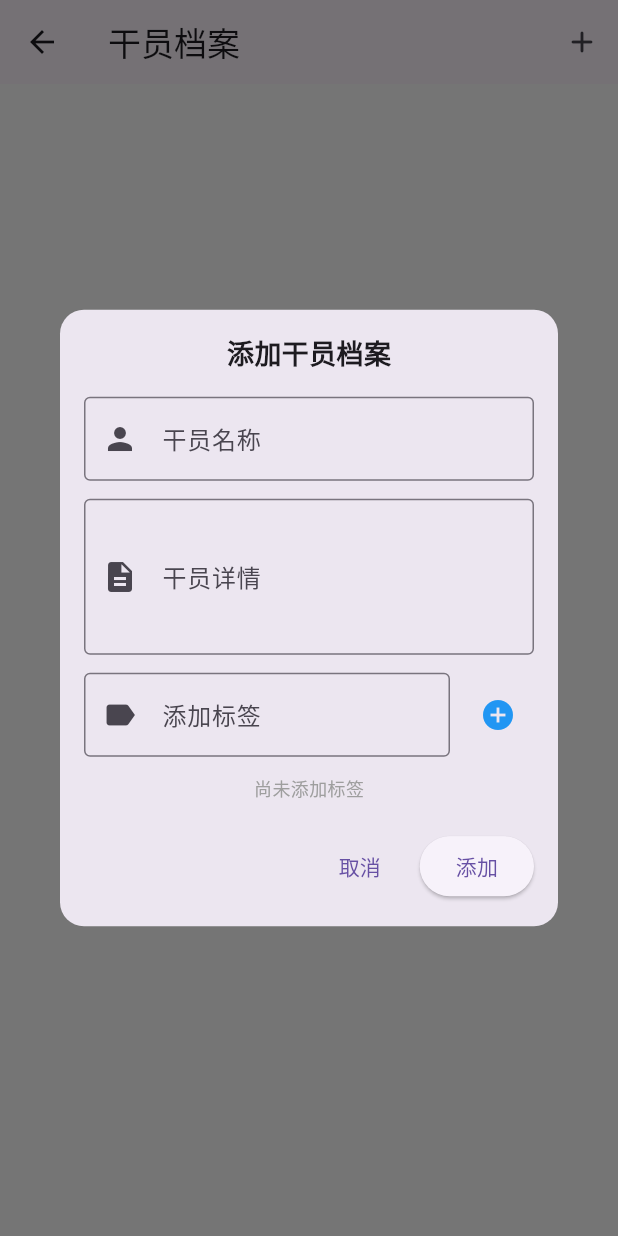
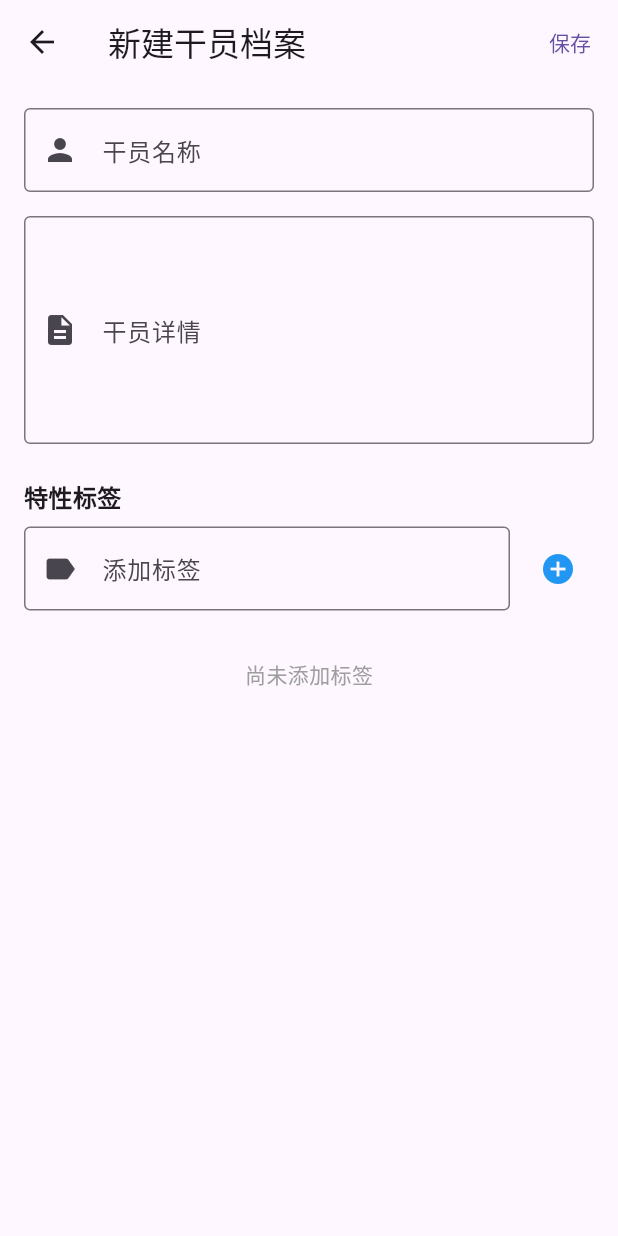
Before and after one commit to opika06/todoagent, a Flutter app: the StaffPage screen opened by its route, after a tap on the "add" icon, on a phone screen of 412 x 824 dp. Run offline on Flutter 3.47's test engine with Material 3 defaults, Android fonts, the phone set to English and light mode, and no system bars; our stand-ins replace get, image_picker, like_button.

Commit message:
add --> 干员档案新建/编辑页面

```diff
--- a/lib/pages/agent/staff/dialog_add_staff.dart
+++ /dev/null
@@ -1,159 +0,0 @@
-import 'package:flutter/material.dart';
-import 'package:get/get.dart';
-import 'staff_service.dart';
-
-class DialogAddStaff {
-  static void show() {
-    final nameController = TextEditingController();
-    final detailController = TextEditingController();
-    final tagController = TextEditingController();
-    final RxList<String> tags = <String>[].obs;
-    final formKey = GlobalKey<FormState>();
-
-    Get.dialog(
-      Dialog(
-        shape: RoundedRectangleBorder(borderRadius: BorderRadius.circular(16)),
-        child: Padding(
-          padding: const EdgeInsets.all(16.0),
-          child: Form(
-            key: formKey,
-            child: SingleChildScrollView(
-              child: Column(
-                mainAxisSize: MainAxisSize.min,
-                crossAxisAlignment: CrossAxisAlignment.start,
-                children: [
-                  // 标题
-                  const Center(
-                    child: Text(
-                      '添加干员档案',
-                      style: TextStyle(
-                        fontSize: 18,
-                        fontWeight: FontWeight.bold,
-                      ),
-                    ),
-                  ),
-                  const SizedBox(height: 16),
-
-                  // 干员名称
-                  TextFormField(
-                    controller: nameController,
-                    decoration: const InputDecoration(
-                      labelText: '干员名称',
-                      border: OutlineInputBorder(),
-                      prefixIcon: Icon(Icons.person),
-                    ),
-                    validator: (value) {
-                      if (value == null || value.isEmpty) {
-                        return '请输入干员名称';
-                      }
-                      return null;
-                    },
-                  ),
-                  const SizedBox(height: 12),
-
-                  // 干员详情
-                  TextFormField(
-                    controller: detailController,
-                    decoration: const InputDecoration(
-                      labelText: '干员详情',
-                      border: OutlineInputBorder(),
-                      prefixIcon: Icon(Icons.description),
-                    ),
-                    maxLines: 3,
-                    validator: (value) {
-                      if (value == null || value.isEmpty) {
-                        return '请输入干员详情';
-                      }
-                      return null;
-                    },
-                  ),
-                  const SizedBox(height: 12),
-
-                  // 标签添加区域
-                  Row(
-                    children: [
-                      Expanded(
-                        child: TextFormField(
-                          controller: tagController,
-                          decoration: const InputDecoration(
-                            labelText: '添加标签',
-                            border: OutlineInputBorder(),
-                            prefixIcon: Icon(Icons.label),
-                          ),
-                        ),
-                      ),
-                      const SizedBox(width: 8),
-                      IconButton(
-                        onPressed: () {
-                          final tag = tagController.text.trim();
-                          if (tag.isNotEmpty && !tags.contains(tag)) {
-                            tags.add(tag);
-                            tagController.clear();
-                          }
-                        },
-                        icon: const Icon(Icons.add_circle),
-                        color: Colors.blue,
-                      ),
-                    ],
-                  ),
-
-                  // 显示已添加的标签
-                  const SizedBox(height: 12),
-                  Obx(() {
-                    if (tags.isEmpty) {
-                      return const Center(
-                        child: Text(
-                          '尚未添加标签',
-                          style: TextStyle(color: Colors.grey, fontSize: 12),
-                        ),
-                      );
-                    } else {
-                      return Wrap(
-                        spacing: 8,
-                        runSpacing: 8,
-                        children: tags.map((tag) {
-                          return Chip(
-                            label: Text(tag),
-                            deleteIcon: const Icon(Icons.close, size: 16),
-                            onDeleted: () => tags.remove(tag),
-                          );
-                        }).toList(),
-                      );
-                    }
-                  }),
-
-                  // 按钮区域
-                  const SizedBox(height: 20),
-                  Row(
-                    mainAxisAlignment: MainAxisAlignment.end,
-                    children: [
-                      TextButton(
-                        onPressed: () => Get.back(),
-                        child: const Text('取消'),
-                      ),
-                      const SizedBox(width: 8),
-                      ElevatedButton(
-                        onPressed: () {
-                          if (formKey.currentState!.validate()) {
-                            final StaffService staffService = Get.find<StaffService>();
-                            staffService.addStaff(
-                              nameController.text.trim(),
-                              detailController.text.trim(),
-                              tags.toList(),
-                            );
-                            Get.back();
-                          }
-                        },
-                        child: const Text('添加'),
-                      ),
-                    ],
-                  ),
-                ],
-              ),
-            ),
-          ),
-        ),
-      ),
-    );
-  }
-}
--- /dev/null
+++ b/lib/pages/agent/staff/edit_staff_page.dart
@@ -0,0 +1,216 @@
+import 'package:flutter/material.dart';
+import 'package:get/get.dart';
+import 'staff_service.dart';
+import '../../../models/staff_model.dart';
+import '../../../widgets/dialog_confirm.dart';
+
+class EditStaffPage extends StatelessWidget {
+  final Staff? staff;
+  final bool isEditing;
+
+  EditStaffPage({super.key, this.staff}) : isEditing = staff != null;
+
+  late final nameController = TextEditingController(text: staff?.name ?? '');
+  late final detailController = TextEditingController(text: staff?.detail ?? '');
+  final tagController = TextEditingController();
+  late final RxList<String> tags = RxList<String>(staff?.tags.toList() ?? []);
+  final formKey = GlobalKey<FormState>();
+
+  @override
+  Widget build(BuildContext context) {
+    return Scaffold(
+      appBar: AppBar(
+        title: Text(isEditing ? '编辑干员档案' : '新建干员档案'),
+        actions: [
+          TextButton(
+            onPressed: () {
+              if (formKey.currentState!.validate()) {
+                final StaffService staffService = Get.find<StaffService>();
+
+                if (isEditing && staff != null) {
+                  // 更新现有干员
+                  staffService.updateStaff(
+                    staff!.id,
+                    nameController.text.trim(),
+                    detailController.text.trim(),
+                    tags.toList(),
+                  );
+                } else {
+                  // 添加新干员
+                  staffService.addStaff(
+                    nameController.text.trim(),
+                    detailController.text.trim(),
+                    tags.toList(),
+                  );
+                }
+                Get.back();
+              }
+            },
+            child: const Text('保存'),
+          ),
+        ],
+      ),
+      body: Form(
+        key: formKey,
+        child: SingleChildScrollView(
+          padding: const EdgeInsets.all(16.0),
+          child: Column(
+            crossAxisAlignment: CrossAxisAlignment.start,
+            children: [
+              // 干员名称
+              TextFormField(
+                controller: nameController,
+                decoration: const InputDecoration(
+                  labelText: '干员名称',
+                  border: OutlineInputBorder(),
+                  prefixIcon: Icon(Icons.person),
+                ),
+                validator: (value) {
+                  if (value == null || value.isEmpty) {
+                    return '请输入干员名称';
+                  }
+                  return null;
+                },
+              ),
+              const SizedBox(height: 16),
+
+              // 干员详情
+              TextFormField(
+                controller: detailController,
+                decoration: const InputDecoration(
+                  labelText: '干员详情',
+                  border: OutlineInputBorder(),
+                  prefixIcon: Icon(Icons.description),
+                  hintText: '请输入干员的详细描述（选填）',
+                ),
+                maxLines: 5,
+              ),
+              const SizedBox(height: 24),
+
+              // 标签标题
+              const Text(
+                '特性标签',
+                style: TextStyle(
+                  fontSize: 16,
+                  fontWeight: FontWeight.bold,
+                ),
+              ),
+              const SizedBox(height: 8),
+
+              // 标签添加区域
+              Row(
+                children: [
+                  Expanded(
+                    child: TextFormField(
+                      controller: tagController,
+                      decoration: const InputDecoration(
+                        labelText: '添加标签',
+                        border: OutlineInputBorder(),
+                        prefixIcon: Icon(Icons.label),
+                      ),
+                    ),
+                  ),
+                  const SizedBox(width: 8),
+                  IconButton(
+                    onPressed: () {
+                      final tag = tagController.text.trim();
+                      if (tag.isNotEmpty && !tags.contains(tag)) {
+                        tags.add(tag);
+                        tagController.clear();
+                      }
+                    },
+                    icon: const Icon(Icons.add_circle),
+                    color: Colors.blue,
+                  ),
+                ],
+              ),
+
+              // 显示已添加的标签
+              const SizedBox(height: 16),
+              Obx(() {
+                if (tags.isEmpty) {
+                  return const Center(
+                    child: Padding(
+                      padding: EdgeInsets.symmetric(vertical: 16.0),
+                      child: Text(
+                        '尚未添加标签',
+                        style: TextStyle(color: Colors.grey, fontSize: 14),
+                      ),
+                    ),
+                  );
+                } else {
+                  return Container(
+                    padding: const EdgeInsets.all(16),
+                    decoration: BoxDecoration(
+                      color: Colors.grey.shade100,
+                      borderRadius: BorderRadius.circular(8),
+                    ),
+                    child: Wrap(
+                      spacing: 8,
+                      runSpacing: 8,
+                      children: tags.map((tag) {
+                        return Chip(
+                          label: Text(tag),
+                          deleteIcon: const Icon(Icons.close, size: 16),
+                          onDeleted: () => tags.remove(tag),
+                          backgroundColor: Colors.blue.withOpacity(0.1),
+                        );
+                      }).toList(),
+                    ),
+                  );
+                }
+              }),
+
+              // 删除按钮 (仅在编辑模式下显示)
+              if (isEditing) ...[
+                const SizedBox(height: 40),
+                Center(
+                  child: Container(
+                    decoration: BoxDecoration(
+                      shape: BoxShape.circle,
+                      border: Border.all(color: Colors.grey, width: 2.0),
+                    ),
+                    child: Material(
+                      color: Colors.white,
+                      shape: const CircleBorder(),
+                      clipBehavior: Clip.antiAlias,
+                      elevation: 0,
+                      child: InkWell(
+                        onTap: () {
+                          DialogConfirm.show(
+                            title: '删除干员',
+                            content: '确定要删除${staff?.name}的档案吗？',
+                            onConfirm: () async {
+                              if (staff != null) {
+                                await Get.find<StaffService>().deleteStaff(staff!.id);
+                              }
+                              Get.back();
+                            },
+                          );
+                        },
+                        child: Ink(
+                          decoration: BoxDecoration(
+                            shape: BoxShape.circle,
+                          ),
+                          child: Padding(
+                            padding: const EdgeInsets.all(4.0),
+                            child: Icon(
+                              Icons.delete,
+                              color: Colors.grey,
+                              size: 20,
+                            ),
+                          ),
+                        ),
+                      ),
+                    ),
+                  ),
+                ),
+                const SizedBox(height: 16),
+              ],
+            ],
+          ),
+        ),
+      ),
+    );
+  }
+}
--- a/lib/pages/agent/staff/staff_page.dart
+++ b/lib/pages/agent/staff/staff_page.dart
@@ -2,7 +2,7 @@ import 'package:flutter/material.dart';
 import 'package:get/get.dart';
 import 'staff_service.dart';
 import 'staff_card.dart';
-import 'dialog_add_staff.dart';
+import '../../../routes/app_pages.dart';
 
 class StaffPage extends StatelessWidget {
   const StaffPage({super.key});
@@ -17,9 +17,10 @@ class StaffPage extends StatelessWidget {
         AppBar(
           title: const Text('干员档案'),
           actions: [
+            // 新建"干员档案"
             IconButton(
               icon: const Icon(Icons.add_rounded),
-              onPressed: () => DialogAddStaff.show(),
+              onPressed: () => Get.toNamed(Routes.STAFF_EDIT),
             ),
           ],
         ),
@@ -46,7 +47,7 @@ class StaffPage extends StatelessWidget {
                     ),
                     const SizedBox(height: 20),
                     ElevatedButton.icon(
-                      onPressed: () => DialogAddStaff.show(),
+                      onPressed: () => Get.toNamed(Routes.STAFF_EDIT),
                       icon: const Icon(Icons.add),
                       label: const Text('添加干员'),
                     ),
@@ -55,17 +56,14 @@ class StaffPage extends StatelessWidget {
               );
             } else {
               // 显示干员网格
-              return GridView.builder(
+              return ListView.builder(
                 padding: const EdgeInsets.all(16),
-                gridDelegate: const SliverGridDelegateWithFixedCrossAxisCount(
-                  crossAxisCount: 3, // 每行显示3个
-                  childAspectRatio: 0.8, // 宽高比
-                  crossAxisSpacing: 12, // 水平间距
-                  mainAxisSpacing: 12, // 垂直间距
-                ),
                 itemCount: staffList.length,
                 itemBuilder: (context, index) {
-                  return StaffCard(staff: staffList[index]);
+                  return Padding(
+                    padding: const EdgeInsets.only(bottom: 12),
+                    child: StaffCard(staff: staffList[index]),
+                  );
                 },
               );
             }
--- a/lib/routes/app_pages.dart
+++ b/lib/routes/app_pages.dart
@@ -3,7 +3,7 @@ import '../pages/agent/gallery/gallery_page.dart';
 import '../pages/demo_page.dart';
 import '../pages/main_page.dart';
 import '../pages/agent/staff/staff_page.dart';
-import '../pages/agent/staff/staff_detail_page.dart';
+import '../pages/agent/staff/edit_staff_page.dart';
 
 part 'app_routes.dart';
 
@@ -32,8 +32,8 @@ class AppPages {
       transition: Transition.fadeIn,
     ),
     GetPage(
-      name: Routes.STAFF_DETAIL,
-      page: () => StaffDetailPage(staff: Get.arguments),
+      name: Routes.STAFF_EDIT,
+      page: () => EditStaffPage(),
       transition: Transition.rightToLeft,
     ),
   ];
--- a/lib/routes/app_routes.dart
+++ b/lib/routes/app_routes.dart
@@ -5,5 +5,5 @@ abstract class Routes {
   static const GALLERY = '/gallery';
   static const DEMO = '/demo';
   static const STAFF = '/staff';
-  static const STAFF_DETAIL = '/staff/detail';
+  static const STAFF_EDIT = '/staff/edit';
 }
```
Also changed, not shown: lib/pages/agent/staff/staff_card.dart (+15 -8 lines), lib/pages/agent/staff/staff_detail_page.dart (deleted, +0 -149 lines).
